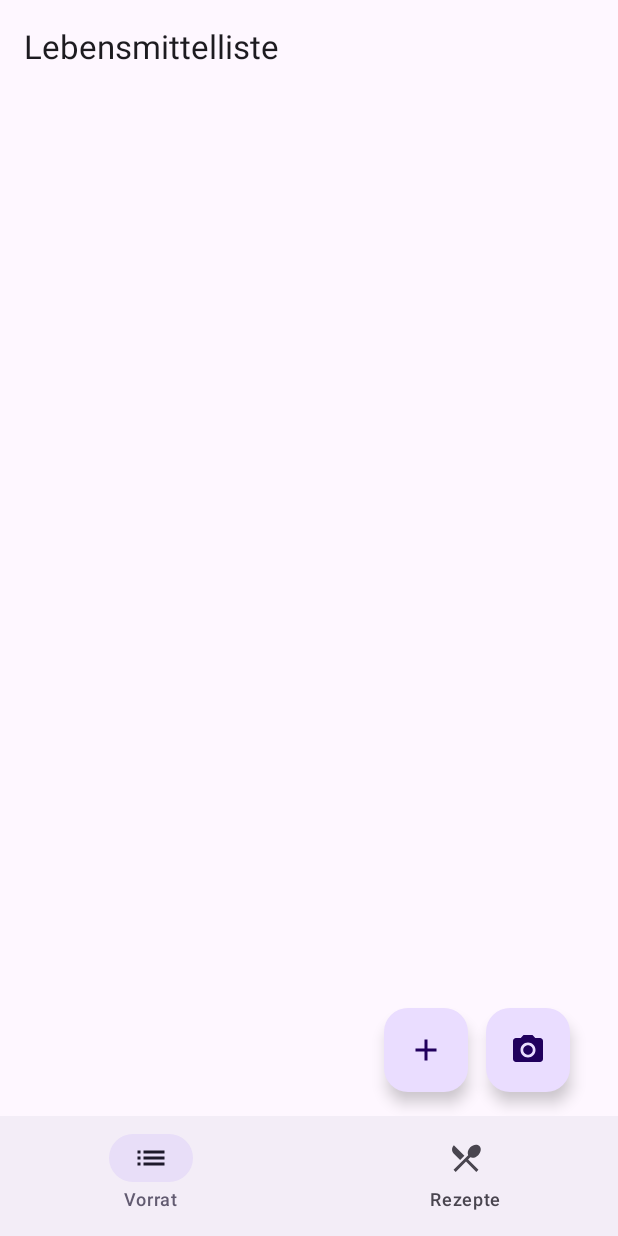
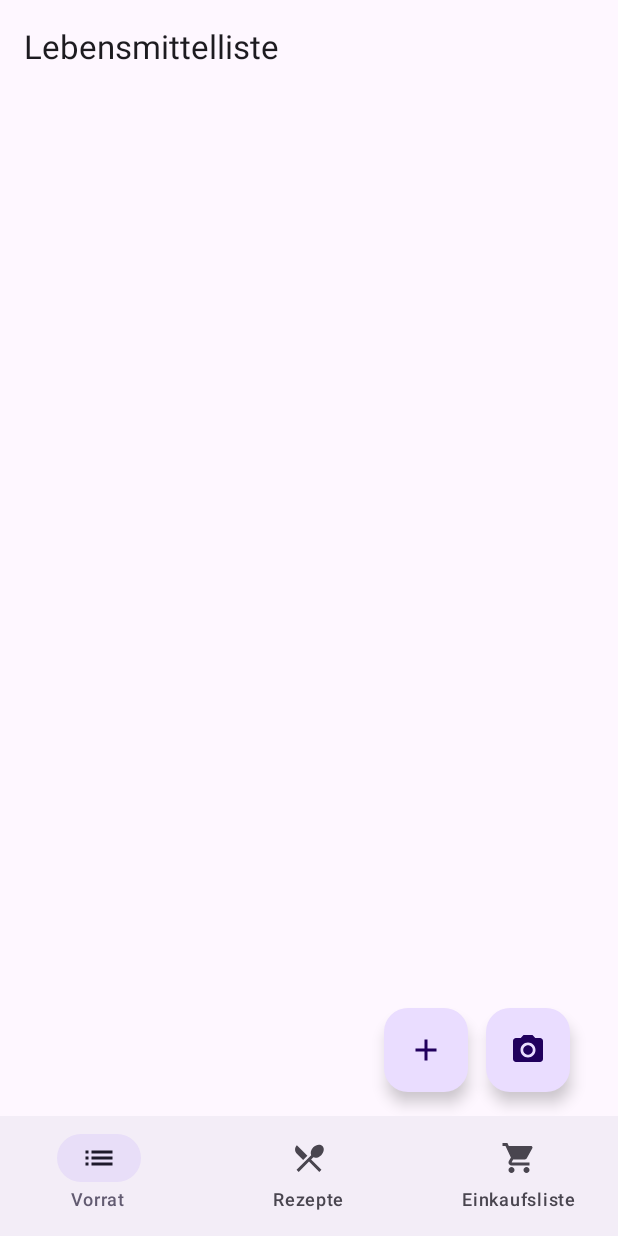
Before and after one commit to Mindstorms123/MyFood, an Android app built with Jetpack Compose: the screen it shows after launch (MainActivity), on a phone screen of 412 x 824 dp. Run offline under Robolectric (Android 15) with nearby library versions, the phone set to English and light mode, and no system bars; our stand-ins replace Dagger/Hilt's generated code; libraries missing offline, so code that uses them is left out: androidx.camera.core, androidx.camera.lifecycle, androidx.camera.view, com.google.mlkit.vision.

Commit message:
Finally fixed all the issues with the shopping list

```diff
--- a/app/src/main/AndroidManifest.xml
+++ b/app/src/main/AndroidManifest.xml
@@ -6,13 +6,15 @@
     <uses-permission android:name="android.permission.INTERNET" />
     <uses-feature android:name="android.hardware.camera" android:required="false" />
 
+
     <application
         android:allowBackup="true"
         android:label="MyFood"
         android:icon="@mipmap/ic_launcher"
         android:roundIcon="@mipmap/ic_launcher_round"
         android:supportsRtl="true"
-        android:theme="@style/Theme.MyFood">
+        android:theme="@style/Theme.MyFood"
+        android:name=".MyFoodApplication">
 
         <activity
             android:name=".MainActivity"
--- a/app/src/main/java/com/example/myfood/MainActivity.kt
+++ b/app/src/main/java/com/example/myfood/MainActivity.kt
@@ -8,36 +8,44 @@ import androidx.compose.material3.*
 import androidx.compose.runtime.Composable
 import androidx.compose.runtime.getValue
 import androidx.compose.ui.Modifier
+import androidx.hilt.navigation.compose.hiltViewModel // Für hiltViewModel in Screens
 import androidx.lifecycle.ViewModelProvider
-import androidx.lifecycle.viewmodel.compose.viewModel // Korrekter Import für viewModel()
+// import androidx.lifecycle.viewmodel.compose.viewModel // Wird für RecipeViewModel verwendet
 import androidx.navigation.NavDestination.Companion.hierarchy
 import androidx.navigation.NavGraph.Companion.findStartDestination
 import androidx.navigation.NavType
 import androidx.navigation.compose.*
 import androidx.navigation.navArgument
-import com.example.myfood.navigation.Screen // *** KORRIGIERTER IMPORT FÜR SCREEN ***
+import com.example.myfood.navigation.Screen
 import com.example.myfood.ui.recipe.RecipeDetailScreen
 import com.example.myfood.ui.recipe.RecipeListScreen
-import com.example.myfood.ui.recipe.RecipeViewModel // *** KORREKTER IMPORT FÜR RECIPE VIEW MODEL ***
+import com.example.myfood.ui.recipe.RecipeViewModel
+import com.example.myfood.ui.shoppinglist.ShoppingListScreen // *** IMPORT FÜR SHOPPING LIST SCREEN ***
+// import com.example.myfood.ui.shoppinglist.ShoppingListViewModel // Importieren, wenn nicht per Hilt im Screen geholt
 import com.example.myfood.ui.theme.MyFoodTheme
+import dagger.hilt.android.AndroidEntryPoint // *** FÜR HILT BENÖTIGT ***
 
-
+@AndroidEntryPoint // *** HINZUFÜGEN, WENN DU HILT VERWENDEST ***
 class MainActivity : ComponentActivity() {
     override fun onCreate(savedInstanceState: Bundle?) {
         super.onCreate(savedInstanceState)
 
+        // FoodViewModel wird hier instanziiert, da es eine Factory verwendet.
+        // Wenn ShoppingListViewModel auch eine Factory bräuchte, müsste es ähnlich gemacht werden.
+        // Ansonsten kann es mit hiltViewModel() direkt im Screen oder hier mit viewModel() geholt werden.
         val foodViewModelFactory = FoodViewModelFactory(application)
         val foodViewModel = ViewModelProvider(this, foodViewModelFactory)[FoodViewModel::class.java]
-        // RecipeViewModel wird jetzt INNERHALB von setContent instanziiert
 
         setContent {
             MyFoodTheme {
-                // Instanziiere RecipeViewModel HIER, im @Composable Kontext
-                val recipeViewModel: RecipeViewModel = viewModel()
+                // RecipeViewModel wird hier mit viewModel() geholt.
+                // ShoppingListViewModel könnte hier auch geholt werden, wenn es nicht per Hilt im Screen selbst geschieht.
+                val recipeViewModel: RecipeViewModel = hiltViewModel() // Oder viewModel() wenn nicht Hilt-spezifisch für die Activity
 
                 AppNavigation(
                     foodViewModel = foodViewModel,
-                    recipeViewModel = recipeViewModel // *** RECIPE VIEW MODEL ÜBERGEBEN ***
+                    recipeViewModel = recipeViewModel
+                    // shoppingListViewModel = shoppingListViewModel // Übergeben, wenn hier instanziiert
                 )
             }
         }
@@ -46,12 +54,20 @@ class MainActivity : ComponentActivity() {
 
 @OptIn(ExperimentalMaterial3Api::class)
 @Composable
-// AppNavigation muss recipeViewModel als Parameter akzeptieren
-fun AppNavigation(foodViewModel: FoodViewModel, recipeViewModel: RecipeViewModel) {
+// AppNavigation muss die ViewModels akzeptieren, die es an die Screens weitergibt.
+// Wenn ShoppingListViewModel direkt im ShoppingListScreen mit hiltViewModel() geholt wird,
+// muss es hier nicht übergeben werden.
+fun AppNavigation(
+    foodViewModel: FoodViewModel,
+    recipeViewModel: RecipeViewModel
+    // shoppingListViewModel: ShoppingListViewModel // Parameter hinzufügen, falls benötigt
+) {
     val navController = rememberNavController()
+    // *** SHOPPINGLIST ZUR LISTE DER NAVIGATIONSELEMENTE HINZUFÜGEN ***
     val items = listOf(
         Screen.FoodList,
         Screen.Recipes,
+        Screen.ShoppingList // NEU
     )
 
     Scaffold(
@@ -90,7 +106,7 @@ fun AppNavigation(foodViewModel: FoodViewModel, recipeViewModel: RecipeViewModel
                 RecipeListScreen(
                     navController = navController,
                     foodViewModel = foodViewModel,
-                    recipeViewModel = recipeViewModel // *** RECIPE VIEW MODEL WEITERGEBEN ***
+                    recipeViewModel = recipeViewModel
                 )
             }
             composable(
@@ -102,12 +118,24 @@ fun AppNavigation(foodViewModel: FoodViewModel, recipeViewModel: RecipeViewModel
                     RecipeDetailScreen(
                         recipeId = recipeId,
                         navController = navController,
-                        recipeViewModel = recipeViewModel // *** RECIPE VIEW MODEL WEITERGEBEN ***
+                        recipeViewModel = recipeViewModel
                     )
                 } else {
                     Text("Fehler: Rezept-ID nicht gefunden.")
                 }
             }
+
+            // *** NEUE ROUTE FÜR DEN SHOPPINGLISTSCREEN HINZUFÜGEN ***
+            composable(Screen.ShoppingList.route) {
+                // Wenn ShoppingListViewModel per Hilt direkt im Screen geholt wird:
+                ShoppingListScreen()
+
+                // Wenn ShoppingListViewModel hier übergeben werden soll:
+                // ShoppingListScreen(
+                //     navController = navController,
+                //     viewModel = shoppingListViewModel // shoppingListViewModel müsste an AppNavigation übergeben werden
+                // )
+            }
         }
     }
 }
--- /dev/null
+++ b/app/src/main/java/com/example/myfood/MyFoodApplication.kt
@@ -0,0 +1,15 @@
+package com.example.myfood // Stelle sicher, dass dies dein korrekter Paketname ist
+
+import android.app.Application
+import dagger.hilt.android.HiltAndroidApp
+
+@HiltAndroidApp
+class MyFoodApplication : Application() {
+    // Du kannst die onCreate()-Methode hier überschreiben,
+    // falls du zusätzliche Initialisierungslogik für deine App benötigst,
+    // die beim Start ausgeführt werden soll.
+    // override fun onCreate() {
+    //     super.onCreate()
+    //     // Deine Initialisierungen
+    // }
+}
--- a/app/src/main/java/com/example/myfood/Navigation.kt
+++ b/app/src/main/java/com/example/myfood/Navigation.kt
@@ -1,8 +1,9 @@
 package com.example.myfood.navigation // Oder com.example.myfood.ui.theme, wenn sie dort liegt
 
 import androidx.compose.material.icons.Icons
-import androidx.compose.material.icons.filled.List // *** DIESER IMPORT IST WICHTIG ***
-import androidx.compose.material.icons.filled.RestaurantMenu // *** DIESER IMPORT IST WICHTIG ***
+import androidx.compose.material.icons.filled.List // Für Vorrat
+import androidx.compose.material.icons.filled.RestaurantMenu // Für Rezepte
+import androidx.compose.material.icons.filled.ShoppingCart // NEU: Icon für Einkaufsliste
 import androidx.compose.ui.graphics.vector.ImageVector
 
 sealed class Screen(
@@ -13,20 +14,27 @@ sealed class Screen(
     object FoodList : Screen(
         route = "foodlist",
         title = "Vorrat",
-        icon = Icons.Filled.List // Sollte jetzt aufgelöst werden
+        icon = Icons.Filled.List
     )
 
     object Recipes : Screen(
         route = "recipes",
         title = "Rezepte",
-        icon = Icons.Filled.RestaurantMenu // Sollte jetzt aufgelöst werden
+        icon = Icons.Filled.RestaurantMenu
     )
 
     object RecipeDetail : Screen(
         route = "recipe_detail/{recipeId}",
         title = "Rezeptdetails"
-        // icon = null
+        // icon = null // Kein Icon für Detailseiten ist üblich
     ) {
         fun createRoute(recipeId: String) = "recipe_detail/$recipeId"
     }
+
+    // NEU: Eintrag für die Einkaufsliste
+    object ShoppingList : Screen(
+        route = "shoppinglist",
+        title = "Einkaufsliste",
+        icon = Icons.Filled.ShoppingCart // Verwende ein passendes Icon
+    )
 }
--- a/app/src/main/java/com/example/myfood/ShoppingListScreen.kt
+++ b/app/src/main/java/com/example/myfood/ShoppingListScreen.kt
@@ -24,6 +24,7 @@ import androidx.hilt.navigation.compose.hiltViewModel
 import coil.compose.AsyncImage // Für Bilder von Open Food Facts
 import com.example.myfood.data.openfoodfacts.OFFProduct
 import com.example.myfood.data.shopping.ShoppingListItem
+
 
 @OptIn(ExperimentalMaterial3Api::class, ExperimentalComposeUiApi::class)
 @Composable
```
Also changed, not shown: app/build.gradle.kts (+14 -2 lines), app/src/main/java/com/example/myfood/AppDatabase.kt (added, +12 -0 lines), app/src/main/java/com/example/myfood/DatabaseModule.kt (added, +33 -0 lines).
